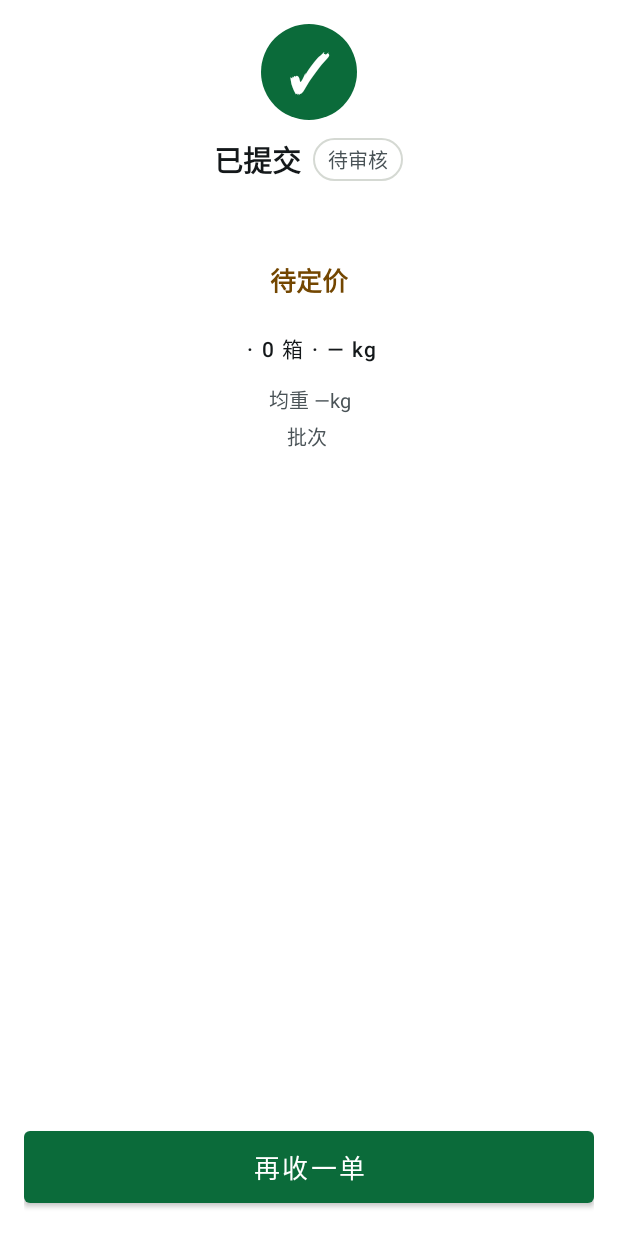
After one commit to ddddubbby/jidan, an Android app: the DoneFragment screen opened through its navigation route, on a phone screen of 412 x 824 dp. The commit adds this screen. Run offline under Robolectric (Android 15) with nearby library versions, the phone set to English and light mode, and no system bars; pictures from the network do not load.

Commit message:
[P7-4] 提交单据、失败重试、完成页与再收一单
POST /orders 提交；登录失效回汇总；submit.without-price=allow 时待定价可提交；DoneFragment 再收一单。

```diff
--- a/android/app/src/main/java/com/jidan/receiving/AppContainer.kt
+++ b/android/app/src/main/java/com/jidan/receiving/AppContainer.kt
@@ -66,6 +66,12 @@ class AppContainer(context: Context) {
     val orderDraft = OrderDraftStore()
     val sessionStore = SessionStore(appContext)
 
+    /**
+     * 提交时登录失效：先登录，登录后回到汇总页（单据草稿不丢，APP-10）。
+     * 进程内标志；清会话不清草稿。
+     */
+    @Volatile var resumeSummaryAfterLogin: Boolean = false
+
     val scale: Scale = DeviceFactory.createScale(
         scope,
         prefs,
--- a/android/app/src/main/java/com/jidan/receiving/MainActivity.kt
+++ b/android/app/src/main/java/com/jidan/receiving/MainActivity.kt
@@ -28,7 +28,11 @@ class MainActivity : AppCompatActivity() {
         lifecycleScope.launch {
             repeatOnLifecycle(Lifecycle.State.STARTED) {
                 appContainer().unauthenticated.collect {
-                    if (nav.currentDestination?.id != R.id.loginFragment) {
+                    val dest = nav.currentDestination?.id
+                    if (dest == R.id.summaryFragment || dest == R.id.doneFragment) {
+                        appContainer().resumeSummaryAfterLogin = true
+                    }
+                    if (dest != R.id.loginFragment) {
                         nav.navigate(
                             R.id.action_create_to_login,
                             Bundle().apply { putBoolean(LoginFragment.ARG_EXPIRED, true) },
--- a/android/app/src/main/java/com/jidan/receiving/data/EggApi.kt
+++ b/android/app/src/main/java/com/jidan/receiving/data/EggApi.kt
@@ -53,6 +53,9 @@ interface EggApi {
     @POST("api/orders/quote")
     suspend fun quote(@Body body: QuoteRequest): QuoteResult
 
+    @POST("api/orders")
+    suspend fun submit(@Body body: SubmitRequest): SubmittedDto
+
     @GET("api/rules")
     suspend fun rules(
         @Query("kind") kind: String? = null,
--- a/android/app/src/main/java/com/jidan/receiving/data/OrderRepository.kt
+++ b/android/app/src/main/java/com/jidan/receiving/data/OrderRepository.kt
@@ -1,9 +1,12 @@
 package com.jidan.receiving.data
 
-/** 单据计价与提交（开发规格 5.2）。提交属 P7-4。 */
+/** 单据计价与提交（开发规格 5.2）。 */
 class OrderRepository(
     private val client: ApiClient,
 ) {
     suspend fun quote(req: QuoteRequest): QuoteResult =
         client.runApi { this.quote(req) }
+
+    suspend fun submit(req: SubmitRequest): SubmittedDto =
+        client.runApi { this.submit(req) }
 }
--- /dev/null
+++ b/android/app/src/main/java/com/jidan/receiving/ui/done/DoneFragment.kt
@@ -0,0 +1,104 @@
+package com.jidan.receiving.ui.done
+
+import android.os.Bundle
+import android.view.LayoutInflater
+import android.view.View
+import android.view.ViewGroup
+import androidx.activity.OnBackPressedCallback
+import androidx.core.view.isVisible
+import androidx.fragment.app.Fragment
+import androidx.fragment.app.activityViewModels
+import androidx.lifecycle.Lifecycle
+import androidx.lifecycle.lifecycleScope
+import androidx.lifecycle.repeatOnLifecycle
+import androidx.navigation.fragment.findNavController
+import com.jidan.receiving.R
+import com.jidan.receiving.appContainer
+import com.jidan.receiving.core.Kg
+import com.jidan.receiving.databinding.FragmentDoneBinding
+import com.jidan.receiving.ui.summary.formatMoney
+import com.jidan.receiving.ui.weigh.DoneUiState
+import com.jidan.receiving.ui.weigh.ReceivingNav
+import com.jidan.receiving.ui.weigh.ReceivingViewModel
+import kotlinx.coroutines.launch
+
+class DoneFragment : Fragment() {
+    private var binding: FragmentDoneBinding? = null
+    private val vm: ReceivingViewModel by activityViewModels {
+        ReceivingViewModel.Factory(requireContext().appContainer())
+    }
+
+    override fun onCreateView(inflater: LayoutInflater, container: ViewGroup?, savedInstanceState: Bundle?): View {
+        val b = FragmentDoneBinding.inflate(inflater, container, false)
+        binding = b
+        return b.root
+    }
+
+    override fun onViewCreated(view: View, savedInstanceState: Bundle?) {
+        val b = binding ?: return
+        requireActivity().onBackPressedDispatcher.addCallback(
+            viewLifecycleOwner,
+            object : OnBackPressedCallback(true) {
+                override fun handleOnBackPressed() = vm.again()
+            },
+        )
+        b.again.setOnClickListener { vm.again() }
+        b.ledgerLine.setOnClickListener {
+            // 提交后流水已清；只展示文案，不打开空弹层
+        }
+
+        viewLifecycleOwner.lifecycleScope.launch {
+            viewLifecycleOwner.repeatOnLifecycle(Lifecycle.State.STARTED) {
+                launch { vm.done.collect { render(it) } }
+                launch {
+                    vm.nav.collect { ev ->
+                        if (ev is ReceivingNav.ToCreate) {
+                            findNavController().navigate(R.id.action_done_to_create)
+                        }
+                    }
+                }
+            }
+        }
+    }
+
+    private fun render(state: DoneUiState) {
+        val b = binding ?: return
+        b.name.text = state.farmerName
+        if (state.pendingPrice || state.amount == null) {
+            b.amountRow.isVisible = false
+            b.pendingPrice.isVisible = true
+        } else {
+            b.amountRow.isVisible = true
+            b.pendingPrice.isVisible = false
+            b.amountValue.text = formatMoney(state.amount)
+        }
+        val total = state.totalNetKg?.let { Kg.of(it).format() } ?: "—"
+        b.ledgerLine.text = getString(
+            R.string.done_ledger_line,
+            "${state.productName} ${state.specName}".trim(),
+            state.boxCount,
+            total,
+        )
+        val avg = state.avgKg?.let { formatMoney(it) } ?: "—"
+        val unit = state.unitPrice?.let { formatMoney(it) }
+        b.sub.text = if (unit != null) {
+            getString(R.string.done_sub, avg, unit)
+        } else {
+            getString(R.string.done_sub_avg_only, avg)
+        }
+        b.batch.text = getString(R.string.done_batch, state.batchNo)
+        b.unprinted.isVisible = state.printEnabled && state.unprinted > 0
+        if (b.unprinted.isVisible) {
+            b.unprinted.text = getString(
+                R.string.print_failed_n,
+                state.unprinted,
+                state.printError.ifBlank { "未打印" },
+            )
+        }
+    }
+
+    override fun onDestroyView() {
+        binding = null
+        super.onDestroyView()
+    }
+}
--- /dev/null
+++ b/android/app/src/main/res/drawable/bg_done_check.xml
@@ -0,0 +1,5 @@
+<?xml version="1.0" encoding="utf-8"?>
+<shape xmlns:android="http://schemas.android.com/apk/res/android"
+    android:shape="oval">
+    <solid android:color="@color/accent" />
+</shape>
--- /dev/null
+++ b/android/app/src/main/res/layout/fragment_done.xml
@@ -0,0 +1,153 @@
+<?xml version="1.0" encoding="utf-8"?>
+<LinearLayout xmlns:android="http://schemas.android.com/apk/res/android"
+    android:layout_width="match_parent"
+    android:layout_height="match_parent"
+    android:fitsSystemWindows="true"
+    android:orientation="vertical">
+
+    <ScrollView
+        android:layout_width="match_parent"
+        android:layout_height="0dp"
+        android:layout_weight="1"
+        android:fillViewport="true">
+
+        <LinearLayout
+            android:layout_width="match_parent"
+            android:layout_height="wrap_content"
+            android:gravity="center_horizontal"
+            android:orientation="vertical"
+            android:padding="@dimen/page_padding"
+            android:paddingTop="48dp">
+
+            <TextView
+                android:id="@+id/check"
+                android:layout_width="64dp"
+                android:layout_height="64dp"
+                android:background="@drawable/bg_done_check"
+                android:gravity="center"
+                android:text="✓"
+                android:textColor="@color/on_accent"
+                android:textSize="34sp"
+                android:textStyle="bold" />
+
+            <LinearLayout
+                android:layout_width="wrap_content"
+                android:layout_height="wrap_content"
+                android:layout_marginTop="12dp"
+                android:gravity="center_vertical"
+                android:orientation="horizontal">
+
+                <TextView
+                    style="@style/Text.Value"
+                    android:layout_width="wrap_content"
+                    android:layout_height="wrap_content"
+                    android:text="@string/done_submitted" />
+
+                <TextView
+                    android:layout_width="wrap_content"
+                    android:layout_height="wrap_content"
+                    android:layout_marginStart="8dp"
+                    android:background="@drawable/bg_choice"
+                    android:paddingHorizontal="10dp"
+                    android:paddingVertical="4dp"
+                    android:text="@string/done_pending"
+                    android:textColor="@color/ink_2"
+                    android:textSize="@dimen/text_13" />
+            </LinearLayout>
+
+            <TextView
+                android:id="@+id/name"
+                style="@style/Text.Value"
+                android:layout_width="match_parent"
+                android:layout_height="wrap_content"
+                android:layout_marginTop="18dp"
+                android:gravity="center" />
+
+            <LinearLayout
+                android:id="@+id/amountRow"
+                android:layout_width="wrap_content"
+                android:layout_height="wrap_content"
+                android:layout_marginTop="4dp"
+                android:gravity="bottom"
+                android:orientation="horizontal">
+
+                <TextView
+                    android:id="@+id/amountValue"
+                    android:layout_width="wrap_content"
+                    android:layout_height="wrap_content"
+                    android:textColor="@color/ink"
+                    android:textSize="48sp"
+                    android:textStyle="bold" />
+
+                <TextView
+                    android:id="@+id/amountUnit"
+                    style="@style/Text.Strong"
+                    android:layout_width="wrap_content"
+                    android:layout_height="wrap_content"
+                    android:layout_marginStart="6dp"
+                    android:text="@string/summary_yuan"
+                    android:textColor="@color/ink_2" />
+            </LinearLayout>
+
+            <TextView
+                android:id="@+id/pendingPrice"
+                style="@style/Text.Strong"
+                android:layout_width="wrap_content"
+                android:layout_height="wrap_content"
+                android:layout_marginTop="8dp"
+                android:text="@string/done_pending_price"
+                android:textColor="@color/warn_ink"
+                android:visibility="gone" />
+
+            <com.google.android.material.button.MaterialButton
+                android:id="@+id/ledgerLine"
+                style="@style/Widget.MaterialComponents.Button.TextButton"
+                android:layout_width="wrap_content"
+                android:layout_height="wrap_content"
+                android:layout_marginTop="8dp"
+                android:textAllCaps="false"
+                android:textColor="@color/ink" />
+
+            <TextView
+                android:id="@+id/sub"
+                style="@style/Text.Caption"
+                android:layout_width="match_parent"
+                android:layout_height="wrap_content"
+                android:gravity="center" />
+
+            <TextView
+                android:id="@+id/batch"
+                style="@style/Text.Caption"
+                android:layout_width="match_parent"
+                android:layout_height="wrap_content"
+                android:layout_marginTop="4dp"
+                android:gravity="center" />
+
+            <TextView
+                android:id="@+id/unprinted"
+                style="@style/Text.Caption"
+                android:layout_width="match_parent"
+                android:layout_height="wrap_content"
+                android:layout_marginTop="24dp"
+                android:gravity="center"
+                android:textColor="@color/warn_ink"
+                android:visibility="gone" />
+        </LinearLayout>
+    </ScrollView>
+
+    <FrameLayout
+        android:layout_width="match_parent"
+        android:layout_height="wrap_content"
+        android:padding="@dimen/page_padding">
+
+        <com.google.android.material.button.MaterialButton
+            android:id="@+id/again"
+            style="@style/Widget.MaterialComponents.Button"
+            android:layout_width="match_parent"
+            android:layout_height="wrap_content"
+            android:minHeight="60dp"
+            android:text="@string/done_again"
+            android:textAllCaps="false"
+            android:textSize="@dimen/text_17" />
+    </FrameLayout>
+</LinearLayout>
--- a/android/app/src/main/res/navigation/nav_graph.xml
+++ b/android/app/src/main/res/navigation/nav_graph.xml
@@ -56,5 +56,21 @@
             app:destination="@id/weighFragment"
             app:popUpTo="@id/weighFragment"
             app:popUpToInclusive="false" />
+        <action
+            android:id="@+id/action_summary_to_done"
+            app:destination="@id/doneFragment"
+            app:popUpTo="@id/createFragment"
+            app:popUpToInclusive="false" />
+    </fragment>
+
+    <fragment
+        android:id="@+id/doneFragment"
+        android:name="com.jidan.receiving.ui.done.DoneFragment"
+        android:label="@string/done_submitted">
+        <action
+            android:id="@+id/action_done_to_create"
+            app:destination="@id/createFragment"
+            app:popUpTo="@id/createFragment"
+            app:popUpToInclusive="true" />
     </fragment>
 </navigation>
--- a/android/app/src/main/res/values/strings.xml
+++ b/android/app/src/main/res/values/strings.xml
@@ -52,6 +52,17 @@
     <string name="summary_refreshing">正在刷新</string>
     <string name="summary_loading">计价中</string>
     <string name="summary_submit">提交单据</string>
+    <string name="summary_retry">重新提交</string>
+    <string name="summary_submitting">提交中</string>
+    <string name="summary_pending_price">待定价</string>
+    <string name="done_submitted">已提交</string>
+    <string name="done_pending">待审核</string>
+    <string name="done_pending_price">待定价</string>
+    <string name="done_again">再收一单</string>
+    <string name="done_ledger_line">%1$s · %2$d 箱 · %3$s kg</string>
+    <string name="done_sub">均重 %1$skg · %2$s 元/箱</string>
+    <string name="done_sub_avg_only">均重 %1$skg</string>
+    <string name="done_batch">批次 %1$s</string>
     <string name="rule_sheet_title">定价规则</string>
     <string name="rule_sheet_pick">选择收购规则</string>
     <string name="rule_sheet_unbound">未绑定收购规则</string>
```
Also changed, not shown: android/app/src/main/java/com/jidan/receiving/data/ApiModels.kt (+37 -0 lines), android/app/src/main/java/com/jidan/receiving/ui/login/LoginFragment.kt (+11 -1 lines), android/app/src/main/java/com/jidan/receiving/ui/summary/SummaryFragment.kt (+62 -27 lines), android/app/src/main/java/com/jidan/receiving/ui/weigh/ReceivingViewModel.kt (+139 -0 lines), 1 other file.
